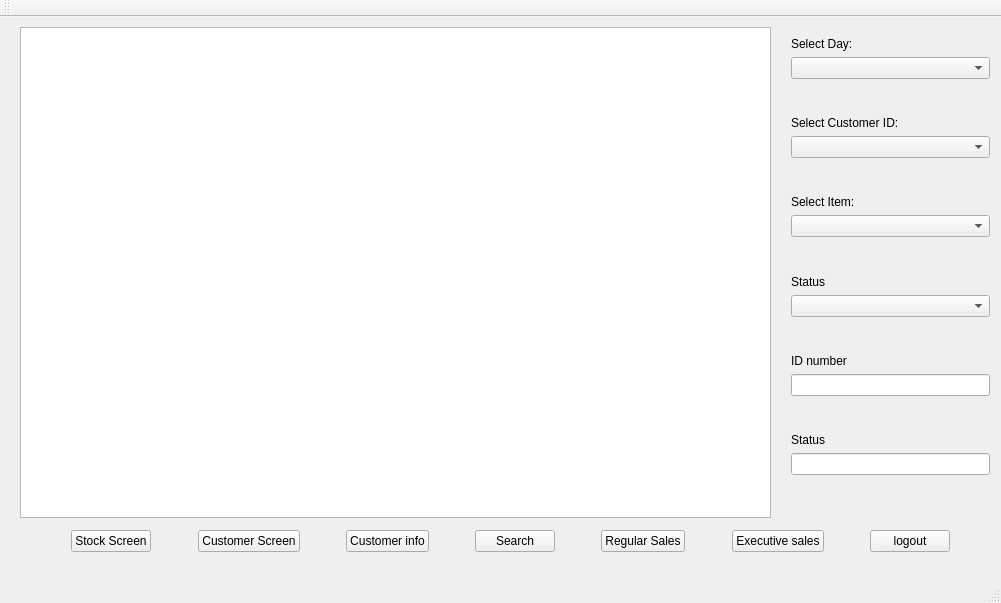
Qt form project2/mainwindow.ui (Jonjy/CS-1C-project-2) before a commit.
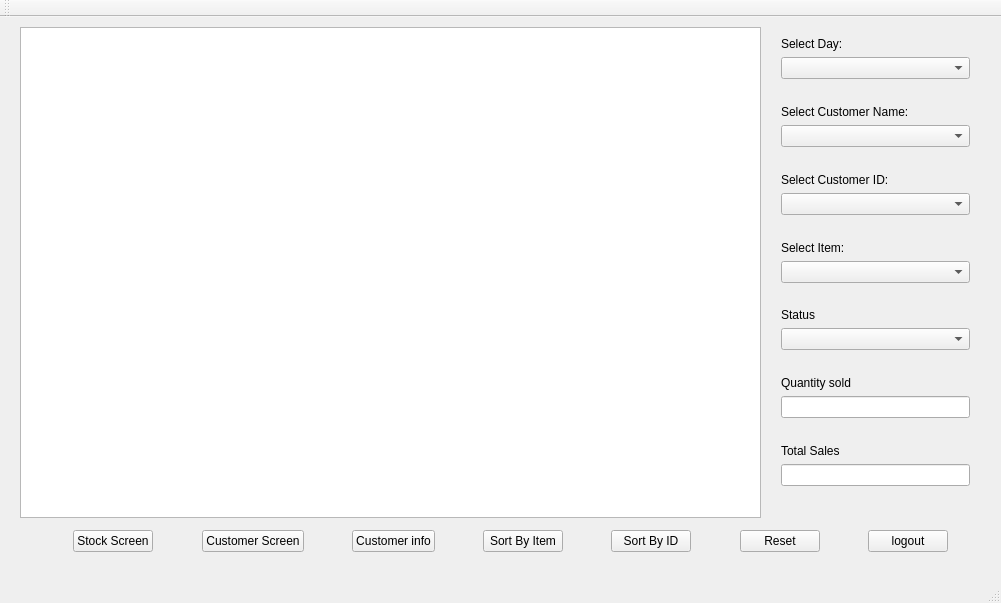
The same form after that commit. The open tabs and pages were chosen to show the change. Icons and pictures are not drawn.

Patch:
```diff
--- a/project2/mainwindow.ui
+++ b/project2/mainwindow.ui
@@ -1600,7 +1600,7 @@
        <rect>
         <x>30</x>
         <y>30</y>
-        <width>751</width>
+        <width>741</width>
         <height>491</height>
        </rect>
       </property>
@@ -1691,7 +1691,7 @@
        <item>
         <widget class="QPushButton" name="pushButton_5">
          <property name="text">
-          <string>Search</string>
+          <string>Sort By Item</string>
          </property>
         </widget>
        </item>
@@ -1711,7 +1711,7 @@
        <item>
         <widget class="QPushButton" name="pushButton_12">
          <property name="text">
-          <string>Regular Sales</string>
+          <string>Sort By ID</string>
          </property>
         </widget>
        </item>
@@ -1731,7 +1731,7 @@
        <item>
         <widget class="QPushButton" name="pushButton_11">
          <property name="text">
-          <string>Executive sales</string>
+          <string>Reset</string>
          </property>
         </widget>
        </item>
@@ -1773,9 +1773,9 @@
      <widget class="QWidget" name="verticalLayoutWidget">
       <property name="geometry">
        <rect>
-        <x>790</x>
+        <x>780</x>
         <y>29</y>
-        <width>221</width>
+        <width>211</width>
         <height>491</height>
        </rect>
       </property>
@@ -1803,6 +1803,29 @@
          </property>
         </spacer>
        </item>
+       <item>
+        <widget class="QLabel" name="label_34">
+         <property name="text">
+          <string>Select Customer Name:</string>
+         </property>
+        </widget>
+       </item>
+       <item>
+        <widget class="QComboBox" name="NameBox"/>
+       </item>
+       <item>
+        <spacer name="verticalSpacer_7">
+         <property name="orientation">
+          <enum>Qt::Vertical</enum>
+         </property>
+         <property name="sizeHint" stdset="0">
+          <size>
+           <width>20</width>
+           <height>40</height>
+          </size>
+         </property>
+        </spacer>
+       </item>
        <item>
         <widget class="QLabel" name="label_9">
          <property name="text">
@@ -1857,7 +1880,7 @@
         </widget>
        </item>
        <item>
-        <widget class="QComboBox" name="comboBox"/>
+        <widget class="QComboBox" name="statusBox"/>
        </item>
        <item>
         <spacer name="verticalSpacer_4">
@@ -1875,7 +1898,7 @@
        <item>
         <widget class="QLabel" name="label_3">
          <property name="text">
-          <string>ID number</string>
+          <string>Quantity sold</string>
          </property>
         </widget>
        </item>
@@ -1898,7 +1921,7 @@
        <item>
         <widget class="QLabel" name="label_7">
          <property name="text">
-          <string>Status</string>
+          <string>Total Sales</string>
          </property>
         </widget>
        </item>
```
Left out of the diff: 39 changed lines with no effect on the pictures.
